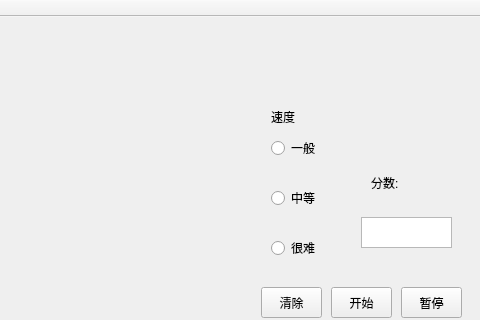
Old version of the form mainwindow.ui in the repository yangxiaozhenzxy/RetroSnaker; both pictures show x 259 to 739 and y 0 to 320 of the 739 by 437 pixel window.
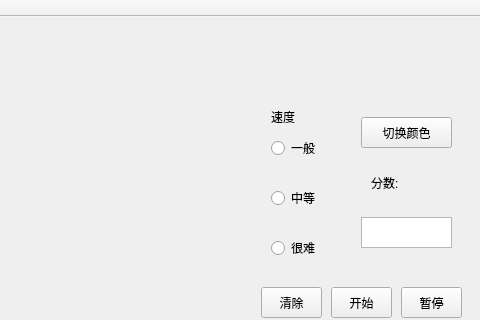
New version of the form.

Commit message: 调整代码

```diff
--- a/mainwindow.ui
+++ b/mainwindow.ui
@@ -128,6 +128,19 @@
      <string>清除</string>
     </property>
    </widget>
+   <widget class="QPushButton" name="pushButton_change_clr">
+    <property name="geometry">
+     <rect>
+      <x>620</x>
+      <y>100</y>
+      <width>91</width>
+      <height>31</height>
+     </rect>
+    </property>
+    <property name="text">
+     <string>切换颜色</string>
+    </property>
+   </widget>
   </widget>
   <widget class="QMenuBar" name="menuBar">
    <property name="geometry">
```
The commit also changes 2 other files.
